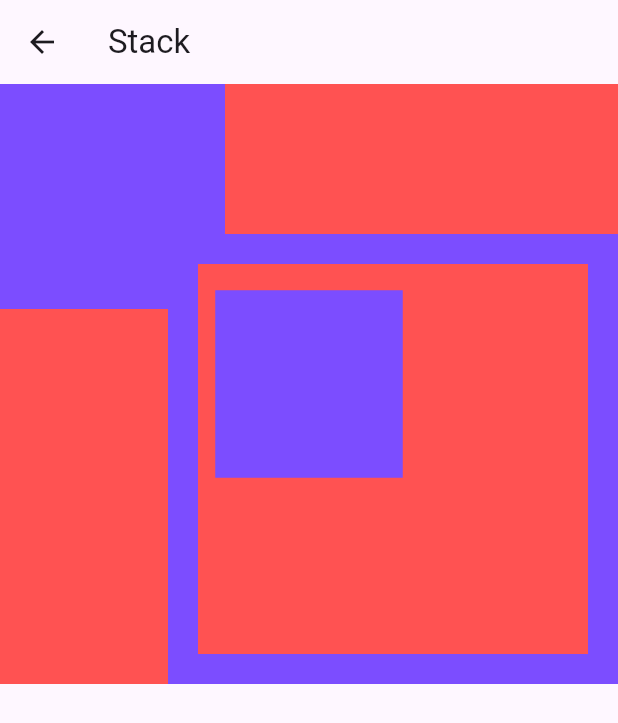
After one commit to LMThomaz-Study/jornada_flutter, a Flutter app: the StackPage screen opened by its route, on a phone screen of 412 x 824 dp. The commit adds this screen. Shown: the top 723 px of the screen. Run offline on Flutter 3.47's test engine with Material 3 defaults, Android fonts, the phone set to English and light mode, and no system bars; our stand-ins replace device_preview.

Commit message:
Stack Entendendo o Widget

```diff
--- a/primeiro_projeto/lib/main.dart
+++ b/primeiro_projeto/lib/main.dart
@@ -12,6 +12,7 @@ import 'package:primeiro_projeto/pages/rows_columns/rows_columns_page.dart';
 import 'package:primeiro_projeto/pages/scrolls/listview_page.dart';
 import 'package:primeiro_projeto/pages/scrolls/singlechildscrollview_page.dart';
 import 'package:primeiro_projeto/pages/snackbar/snackbar_page.dart';
+import 'package:primeiro_projeto/pages/stack/stack_page.dart';
 
 void main() {
   runApp(
@@ -57,6 +58,7 @@ class MyApp extends StatelessWidget {
         SnackbarPage.routeName: (_) => const SnackbarPage(),
         FormsPage.routeName: (_) => const FormsPage(),
         CidadesPage.routeName: (_) => const CidadesPage(),
+        StackPage.routeName: (_) => const StackPage(),
       },
     );
   }
--- a/primeiro_projeto/lib/pages/home/home_page.dart
+++ b/primeiro_projeto/lib/pages/home/home_page.dart
@@ -10,6 +10,7 @@ import 'package:primeiro_projeto/pages/rows_columns/rows_columns_page.dart';
 import 'package:primeiro_projeto/pages/scrolls/listview_page.dart';
 import 'package:primeiro_projeto/pages/scrolls/singlechildscrollview_page.dart';
 import 'package:primeiro_projeto/pages/snackbar/snackbar_page.dart';
+import 'package:primeiro_projeto/pages/stack/stack_page.dart';
 
 enum PopupMenuPages {
   container,
@@ -23,6 +24,7 @@ enum PopupMenuPages {
   snackbar,
   forms,
   cities,
+  stack,
 }
 
 class HomePage extends StatelessWidget {
@@ -77,6 +79,9 @@ class HomePage extends StatelessWidget {
                 case PopupMenuPages.cities:
                   Navigator.of(context).pushNamed(CidadesPage.routeName);
                   break;
+                case PopupMenuPages.stack:
+                  Navigator.of(context).pushNamed(StackPage.routeName);
+                  break;
               }
             },
             itemBuilder: (BuildContext context) {
@@ -124,6 +129,10 @@ class HomePage extends StatelessWidget {
                 const PopupMenuItem<PopupMenuPages>(
                   value: PopupMenuPages.cities,
                   child: Text('Cidades'),
+                ),
+                const PopupMenuItem<PopupMenuPages>(
+                  value: PopupMenuPages.stack,
+                  child: Text('Stacks'),
                 ),
               ];
             },
--- /dev/null
+++ b/primeiro_projeto/lib/pages/stack/stack_page.dart
@@ -0,0 +1,57 @@
+import 'package:flutter/material.dart';
+
+class StackPage extends StatelessWidget {
+  static const routeName = '/stack';
+
+  const StackPage({super.key});
+
+  @override
+  Widget build(BuildContext context) {
+    return Scaffold(
+      appBar: AppBar(
+        title: const Text('Stack'),
+      ),
+      body: SizedBox(
+        height: 400,
+        child: Stack(
+          alignment: Alignment.center,
+          children: [
+            Container(
+              color: Colors.redAccent,
+            ),
+            Align(
+              alignment: Alignment.bottomRight,
+              child: Container(
+                color: Colors.deepPurpleAccent,
+                width: 300,
+                height: 300,
+              ),
+            ),
+            Align(
+              alignment: Alignment.topLeft,
+              child: Container(
+                color: Colors.deepPurpleAccent,
+                width: 150,
+                height: 150,
+              ),
+            ),
+            Positioned(
+              right: 20,
+              bottom: 20,
+              child: Container(
+                color: Colors.redAccent,
+                width: 260,
+                height: 260,
+              ),
+            ),
+            Container(
+              color: Colors.deepPurpleAccent,
+              width: 125,
+              height: 125,
+            ),
+          ],
+        ),
+      ),
+    );
+  }
+}
```
